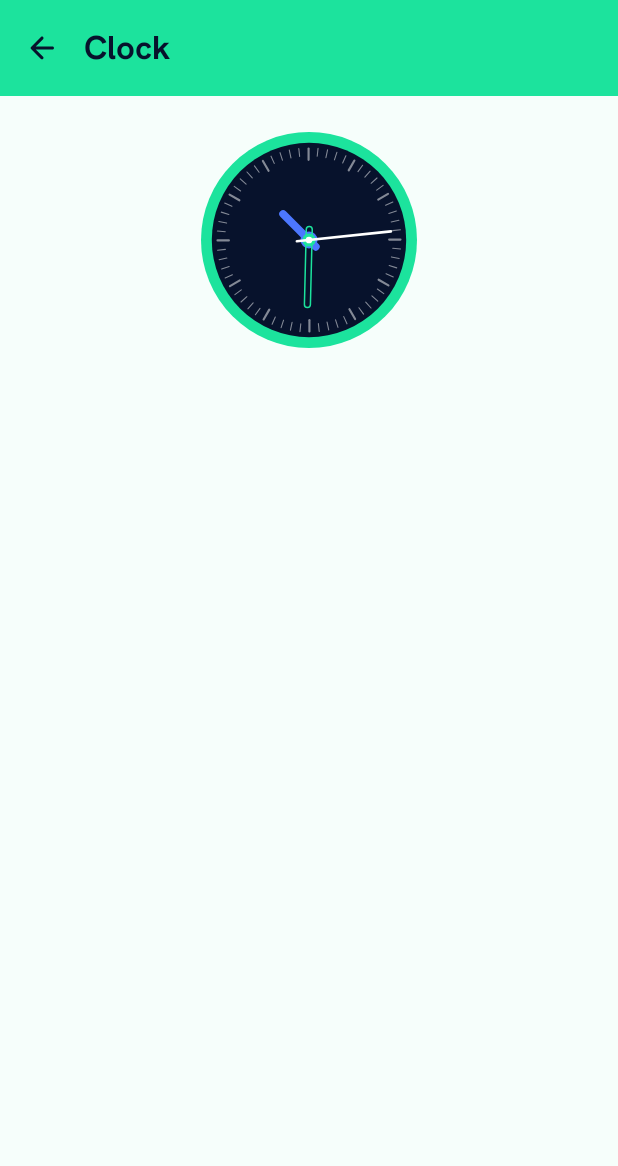
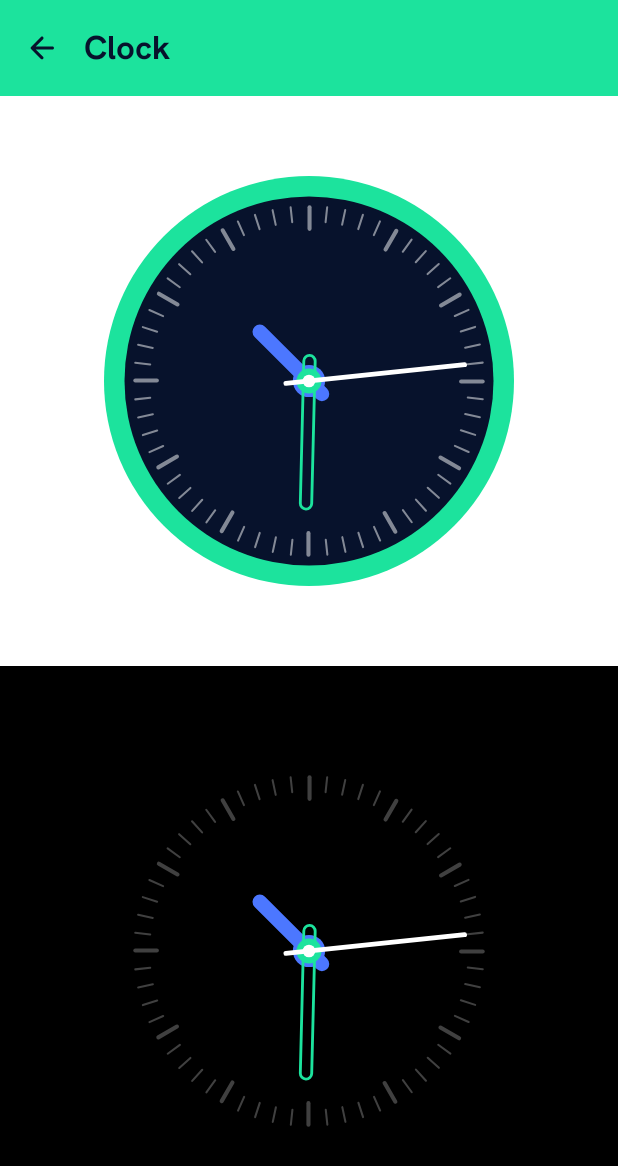
Before and after one commit to prabhatsdp/compose-playground, an Android app built with Jetpack Compose: the ClockScreen screen opened through its navigation route, on a phone screen of 412 x 824 dp. Shown: the top 1166 px of the screen. Run offline under Robolectric (Android 15) with nearby library versions, the phone set to English and light mode, and no system bars; our stand-ins replace Dagger/Hilt's generated code.

Commit message:
clock screen UI changed

```diff
--- a/app/src/main/java/dev/prabhatpandey/composeplayground/features/clock/ClockScreen.kt
+++ b/app/src/main/java/dev/prabhatpandey/composeplayground/features/clock/ClockScreen.kt
@@ -1,14 +1,18 @@
 package dev.prabhatpandey.composeplayground.features.clock
 
+import androidx.compose.foundation.background
+import androidx.compose.foundation.layout.Box
 import androidx.compose.foundation.layout.Column
 import androidx.compose.foundation.layout.fillMaxSize
 import androidx.compose.foundation.layout.fillMaxWidth
 import androidx.compose.foundation.layout.padding
+import androidx.compose.material3.MaterialTheme
 import androidx.compose.material3.Surface
 import androidx.compose.runtime.Composable
 import androidx.compose.runtime.getValue
 import androidx.compose.ui.Alignment
 import androidx.compose.ui.Modifier
+import androidx.compose.ui.graphics.Color
 import androidx.compose.ui.unit.dp
 import androidx.lifecycle.compose.collectAsStateWithLifecycle
 import dev.prabhatpandey.composeplayground.features.clock.components.CustomAnalogClock
@@ -21,17 +25,42 @@ fun ClockScreen(
 
     val time by viewModel.clockTime.collectAsStateWithLifecycle()
 
-    Surface(modifier = Modifier.fillMaxSize()) {
+    Surface(
+        modifier = Modifier.fillMaxSize(),
+    ) {
         Column(
             horizontalAlignment = Alignment.CenterHorizontally,
             modifier = Modifier.fillMaxSize()
         ) {
 
-            CustomAnalogClock(
-                modifier = Modifier.fillMaxWidth(0.35f)
-                    .padding(top = 24.dp),
-                clock = AnalogClock(time)
-            )
+            Box(
+                modifier = Modifier.fillMaxWidth().weight(1f)
+                    .background(MaterialTheme.colorScheme.background)
+                    .padding(24.dp)
+            ) {
+                CustomAnalogClock(
+                    modifier = Modifier
+                        .fillMaxWidth(0.75f)
+                        .align(Alignment.Center),
+                    clock = AnalogClock(time),
+                )
+            }
+
+            Box(
+                modifier = Modifier.fillMaxWidth().weight(1f)
+                    .background(Color.Black)
+                    .padding(24.dp)
+            ) {
+                CustomAnalogClock(
+                    modifier = Modifier
+                        .fillMaxWidth(0.75f)
+                        .align(Alignment.Center),
+                    clock = AnalogClock(time),
+                    backgroundColor = Color.Black,
+                    borderColor = Color.White.copy(alpha = 0.0f),
+                    minuteLinesColor = MaterialTheme.colorScheme.background.copy(alpha = 0.25f),
+                )
+            }
         }
     }
 }
```
Also changed, not shown: app/src/main/java/dev/prabhatpandey/composeplayground/features/clock/components/CustomAnalogClock.kt (+43 -2 lines).
